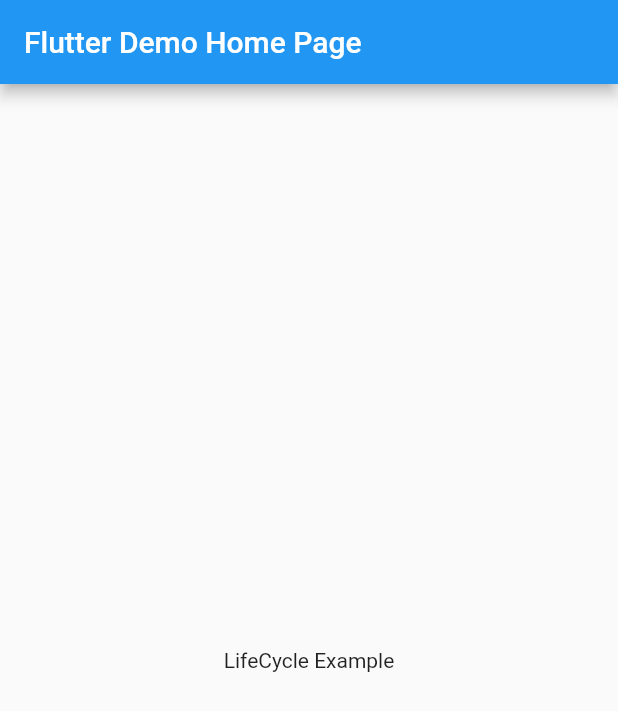
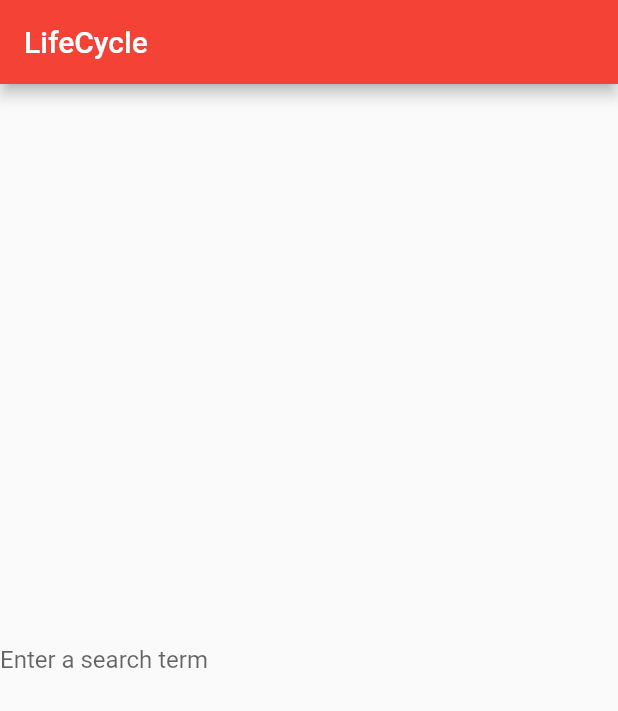
Before and after one commit to ekoRemDev/flutter_lifecycle, a Flutter app: the screen it shows after launch, on a phone screen of 412 x 824 dp. Shown: the top 711 px of the screen. Run offline on Flutter 3.47's test engine with Material 2 defaults, Android fonts, the phone set to English and light mode, and no system bars.

Commit message:
code cleaning

```diff
--- a/lib/main.dart
+++ b/lib/main.dart
@@ -7,11 +7,11 @@ class MyApp extends StatelessWidget {
   @override
   Widget build(BuildContext context) {
     return MaterialApp(
-      title: 'Flutter Demo',
+      title: 'LifeCycle',
       theme: ThemeData(
         primarySwatch: Colors.blue,
       ),
-      home: MyHomePage(title: 'Flutter Demo Home Page'),
+      home: MyHomePage(title: 'LifeCycle'),
     );
   }
 }
@@ -25,8 +25,12 @@ class MyHomePage extends StatefulWidget {
   _MyHomePageState createState() => _MyHomePageState();
 }
 
-class _MyHomePageState extends State<MyHomePage> with WidgetsBindingObserver{
+class _MyHomePageState extends State<MyHomePage> with WidgetsBindingObserver {
+  final GlobalKey editableTextState = GlobalKey();
+  final GlobalKey editableTextState2 = GlobalKey();
+  final GlobalKey appBarKey = GlobalKey();
 
+  final GlobalKey<ScaffoldState> _scaffoldKey = new GlobalKey<ScaffoldState>();
 
   @override
   void initState() {
@@ -44,32 +48,34 @@ class _MyHomePageState extends State<MyHomePage> with WidgetsBindingObserver{
 
   @override
   void didChangeAppLifecycleState(AppLifecycleState state) {
-       print("............................ ${state} ");
+    print("............................ $state ");
   }
-
-
 
   @override
   Widget build(BuildContext context) {
     return Scaffold(
+      key: _scaffoldKey,
       appBar: AppBar(
+        key: appBarKey,
+        backgroundColor: Colors.red,
         title: Text(widget.title),
       ),
       body: Center(
         child: Column(
           mainAxisAlignment: MainAxisAlignment.center,
           children: <Widget>[
-            Text(
-              'LifeCycle Example',
+            TextField(
+              key: editableTextState,
+              onTap: () {
+                _scaffoldKey.currentState.showSnackBar(
+                    new SnackBar(content: Text("Search - Snack Bar ")));
+              },
+              decoration: InputDecoration(
+                  border: InputBorder.none, hintText: 'Enter a search term'),
             ),
-
           ],
         ),
       ), // This trailing comma makes auto-formatting nicer for build methods.
     );
   }
-
-
-
-
 }
```
